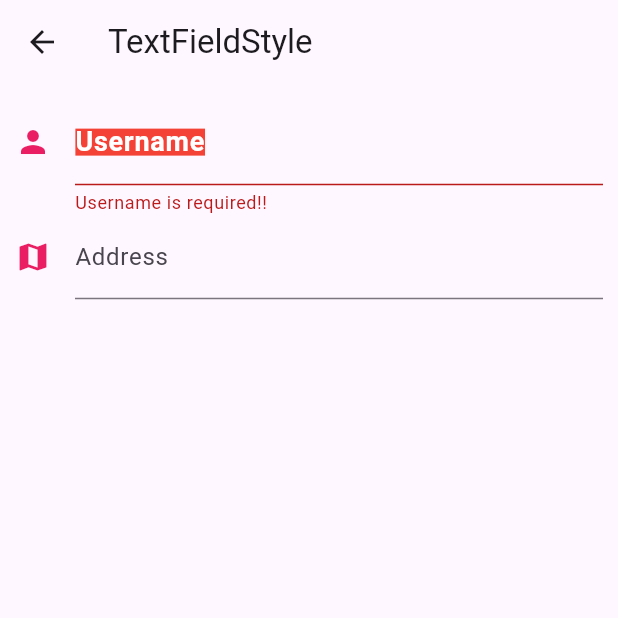
After one commit to devcloudcode/Flutter, a Flutter app: the screen it shows after launch, after a tap on "TextField Styling...", on a phone screen of 412 x 824 dp, the top half of it. The commit adds this screen. Run offline on Flutter 3.47's test engine with Material 3 defaults, Android fonts, the phone set to English and light mode, and no system bars; our stand-ins replace fluttertoast.

Commit message:
day-4 Form Builder - Fields, Text Field

```diff
--- a/lib/pages/home_view.dart
+++ b/lib/pages/home_view.dart
@@ -4,7 +4,10 @@ import 'package:flutter_course/pages/container_styling.dart';
 import 'package:flutter_course/pages/flex_view.dart';
 import 'package:flutter_course/pages/row_view.dart';
 import 'package:flutter_course/pages/stack_view.dart';
+import 'package:flutter_course/pages/text_field_styling.dart';
+import 'package:flutter_course/pages/text_field_view.dart';
 import 'package:flutter_course/pages/text_styling_01.dart';
+import 'package:fluttertoast/fluttertoast.dart';
 
 class HomeView extends StatelessWidget {
   const HomeView({super.key});
@@ -19,6 +22,52 @@ class HomeView extends StatelessWidget {
       body: SafeArea(
         child: ListView(
           children: [
+            ListTile(
+              title: const Text("TextField Styling..."),
+              subtitle: const Text("How to style text-Field"),
+              leading: const Icon(Icons.style),
+              trailing: const Icon(Icons.chevron_right),
+              onTap: () {
+                // debugPrint("click me");
+                Navigator.push(
+                    context,
+                    MaterialPageRoute(
+                      builder: (context) => TextFieldStyle(),
+                    ));
+              },
+            ),
+            ListTile(
+              title: const Text("FormBuilder - TextField"),
+              subtitle: const Text("How to manage text-Field"),
+              leading: const Icon(Icons.text_format),
+              trailing: const Icon(Icons.chevron_right),
+              onTap: () {
+                // debugPrint("click me");
+                Navigator.push(
+                    context,
+                    MaterialPageRoute(
+                      builder: (context) => TextFieldView(),
+                    ));
+              },
+            ),
+            ListTile(
+              title: const Text("Toast Package"),
+              subtitle: const Text("Toast Testing..."),
+              leading: const Icon(Icons.notifications),
+              trailing: const Icon(Icons.chevron_right),
+              onTap: () async {
+                await Fluttertoast.showToast(
+                  msg: 'this is testing short toast',
+                  toastLength: Toast.LENGTH_LONG,
+                  gravity: ToastGravity.CENTER,
+                  timeInSecForIosWeb: 1,
+                  backgroundColor: Colors.red[100],
+                  textColor: Colors.pink,
+                  fontSize: 16.0,
+                );
+              },
+            ),
+            const Divider(),
             ListTile(
               title: const Text("Text Styling"),
               subtitle: const Text("How to style text"),
--- /dev/null
+++ b/lib/pages/text_field_styling.dart
@@ -0,0 +1,71 @@
+import 'package:flutter/material.dart';
+import 'package:fluttertoast/fluttertoast.dart';
+
+class TextFieldStyle extends StatelessWidget {
+  TextFieldStyle({super.key});
+
+  final _formKey = GlobalKey<FormState>();
+
+  @override
+  Widget build(BuildContext context) {
+    return Scaffold(
+      appBar: AppBar(
+        title: const Text("TextFieldStyle"),
+      ),
+      body: Container(
+        child: Padding(
+          padding: const EdgeInsets.all(10.0),
+          child: Form(
+            key: _formKey,
+            child: Column(
+              children: [
+                TextFormField(
+                  // textAlign: TextAlign.center,
+                  // initialValue: "Devang",
+                  decoration: const InputDecoration(
+                    icon: Icon(Icons.person),
+                    iconColor: Colors.pink,
+                    // label: Text("Username"),
+                    labelText: "Username",
+                    labelStyle: TextStyle(
+                      backgroundColor: Colors.red,
+                      color: Colors.white,
+                      fontSize: 18,
+                      fontWeight: FontWeight.w700,
+                    ),
+                    floatingLabelStyle: TextStyle(
+                      backgroundColor: Colors.amberAccent,
+                      color: Colors.green,
+                      fontSize: 20,
+                      fontWeight: FontWeight.w900,
+                      fontStyle: FontStyle.italic,
+                    ),
+                    hintText: "Enter Your Username",
+                    hintStyle: TextStyle(
+                      fontWeight: FontWeight.w400,
+                      color: Colors.black,
+                    ),
+                    errorText: "Username is required!!",
+                    isDense: false,
+                  ),
+
+                  onTap: () {},
+                ),
+                TextFormField(
+                  // textAlign: TextAlign.center,
+                  // initialValue: "Devang",
+                  decoration: const InputDecoration(
+                      icon: Icon(Icons.map),
+                      iconColor: Colors.pink,
+                      // label: Text("Address"),
+                      labelText: "Address"),
+                  onTap: () {},
+                ),
+              ],
+            ),
+          ),
+        ),
+      ),
+    );
+  }
+}
--- a/pubspec.yaml
+++ b/pubspec.yaml
@@ -35,6 +35,7 @@ dependencies:
   # The following adds the Cupertino Icons font to your application.
   # Use with the CupertinoIcons class for iOS style icons.
   cupertino_icons: ^1.0.2
+  fluttertoast: ^8.2.4
 
 dev_dependencies:
   flutter_test:
```
Also changed, not shown: lib/pages/text_field_view.dart (added, +25 -0 lines), pubspec.lock.
